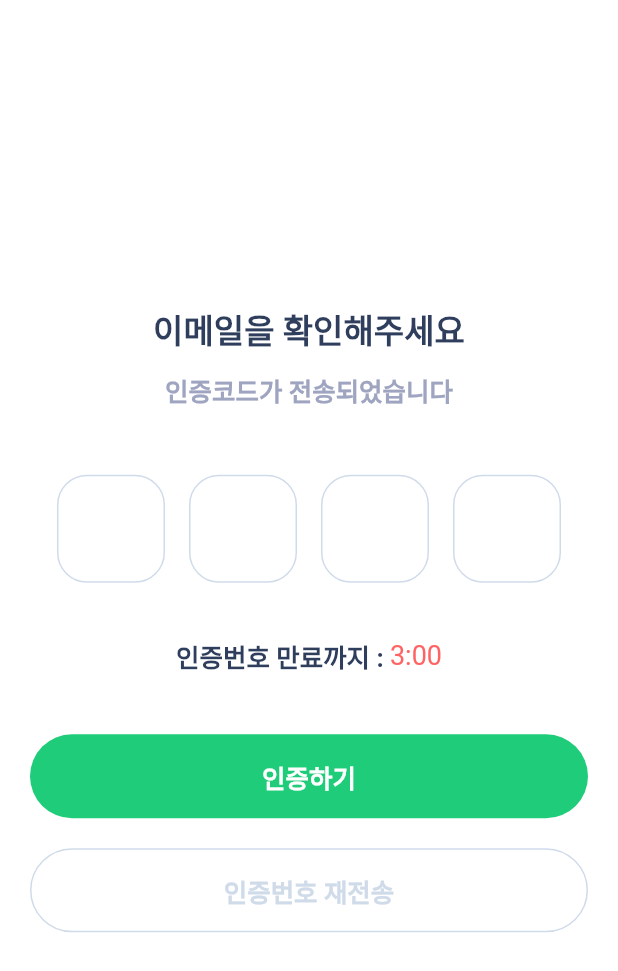
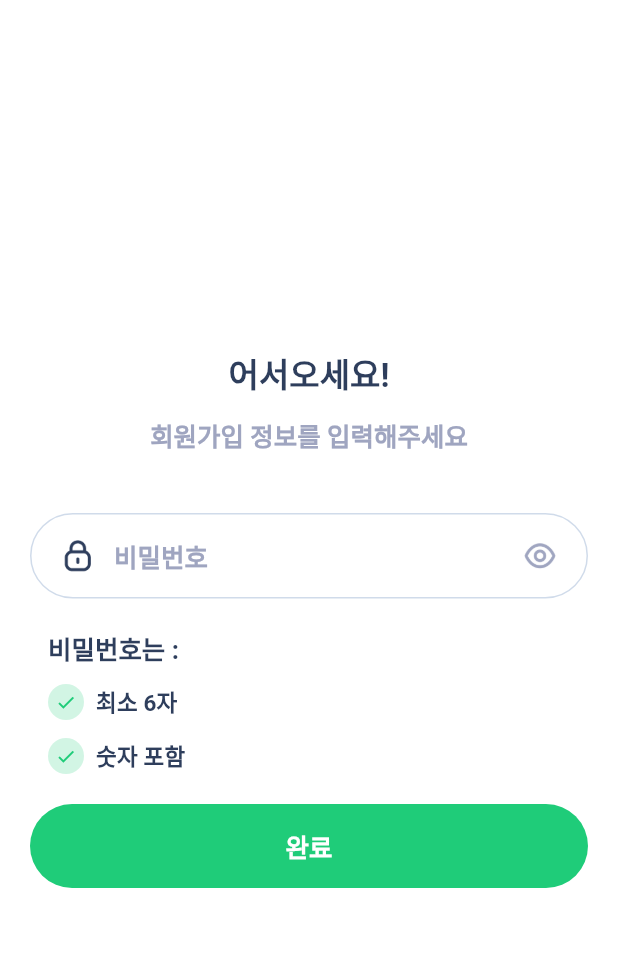
Before and after one commit to valtwo94/portfolio-cheflike, a Flutter app: the screen it shows after launch, on a phone screen of 412 x 824 dp. Shown: the top 971 px of the screen. Run offline on Flutter 3.47's test engine with Material 3 defaults, Android fonts, the light colour scheme and no system bars; drawn by our look-alikes of pinput; our stand-ins replace font_awesome_flutter, hexcolor, stop_watch_timer.

Commit message:
ui new_password & password_recovery & sign_up

```diff
--- a/lib/main.dart
+++ b/lib/main.dart
@@ -1,4 +1,6 @@
+import 'package:cheflike/pages/new_password.dart';
 import 'package:cheflike/pages/onboarding.dart';
+import 'package:cheflike/pages/password_recovery.dart';
 import 'package:cheflike/pages/sign_in.dart';
 import 'package:cheflike/pages/sign_up.dart';
 import 'package:cheflike/pages/verification_code.dart';
@@ -109,6 +111,6 @@
 class _WidgetTreeState extends State<WidgetTree> {
   @override
   Widget build(BuildContext context) {
-    return const VerificationCodePage();
+    return const NewPasswordPage();
   }
 }
--- a/lib/pages/new_password.dart
+++ b/lib/pages/new_password.dart
@@ -0,0 +1,102 @@
+import 'package:cheflike/widgets/buttons/google_login_button.dart';
+import 'package:cheflike/widgets/buttons/primary_button.dart';
+import 'package:flutter/material.dart';
+import 'package:hexcolor/hexcolor.dart';
+
+class NewPasswordPage extends StatefulWidget {
+  const NewPasswordPage({super.key});
+
+  @override
+  State<NewPasswordPage> createState() => _NewPasswordPageState();
+}
+
+class _NewPasswordPageState extends State<NewPasswordPage> {
+  bool _showPassword = false;
+
+  void onClickSuffixIcon (){
+    setState(() {
+      _showPassword = !_showPassword;
+    });
+  }
+
+
+  @override
+  Widget build(BuildContext context) {
+    return Scaffold(
+      body: GestureDetector(
+        onTap: () => FocusScope.of(context).unfocus(),
+        child: SingleChildScrollView(
+          child: SizedBox(
+            width: double.infinity,
+            height: MediaQuery.of(context).size.height - MediaQuery.of(context).viewInsets.bottom,
+            child: Column(
+              mainAxisAlignment: MainAxisAlignment.center,
+              children: [
+                Text('어서오세요!', style: Theme.of(context).primaryTextTheme.titleLarge),
+                const SizedBox(height: 12),
+                Text("회원가입 정보를 입력해주세요", style: Theme.of(context).textTheme.titleMedium
+                  ,),
+                const SizedBox(height: 40),
+                Padding(
+                  padding: const EdgeInsets.symmetric(horizontal: 20),
+                  child: Column(
+
+                    children: [
+                      TextField(
+                        style: Theme.of(context).primaryTextTheme.titleMedium,
+                        decoration: InputDecoration(
+                          contentPadding: const EdgeInsets.symmetric(horizontal: 32, vertical: 16),
+                          hintText: '비밀번호',
+                          prefixIcon: Padding(
+                              padding: const EdgeInsets.only(left: 20, right: 12),
+                              child: Image.asset('assets/images/Lock.png', width: 24, height: 24,)),
+                          suffixIcon: GestureDetector(
+                            onTap: onClickSuffixIcon,
+                            child: Padding(
+                                padding: const EdgeInsets.only(left: 12, right: 20),
+                                child: Image.asset('assets/images/Show.png', width: 24, height: 24,)),
+                          ),
+                        ),
+                        keyboardType: TextInputType.visiblePassword,
+                        obscureText: !_showPassword,
+                      ),
+                      const SizedBox(height: 20),
+                      Padding(
+                        padding: const EdgeInsets.symmetric(horizontal: 12),
+                        child: Column(
+                          mainAxisAlignment: MainAxisAlignment.start,
+                          crossAxisAlignment: CrossAxisAlignment.start,
+                          children: [
+                            Text('비밀번호는 : ', style: Theme.of(context).primaryTextTheme.titleMedium,),
+                            const SizedBox(height: 12,),
+                            Row(
+                              children: [
+                                CircleAvatar(radius: 12, backgroundColor: Theme.of(context).primaryColor.withOpacity(0.2), child: Icon(Icons.check, color: Theme.of(context).primaryColor, size: 14,),),
+                                const SizedBox(width: 8,),
+                                Text('최소 6자', style: Theme.of(context).primaryTextTheme.titleSmall,),
+                              ],
+                            ),
+                            const SizedBox(height: 12,),
+                            Row(
+                              children: [
+                                CircleAvatar(radius: 12, backgroundColor: Theme.of(context).primaryColor.withOpacity(0.2), child: Icon(Icons.check, color: Theme.of(context).primaryColor, size: 14,),),
+                                const SizedBox(width: 8,),
+                                Text('숫자 포함', style: Theme.of(context).primaryTextTheme.titleSmall,),
+                              ],
+                            ),
+                          ],
+                        ),
+                      ),
+                      const SizedBox(height: 20),
+                      PrimaryButton(onPressed: (){}, label: '완료', width: double.infinity,),
+                    ],
+                  ),
+                ),
+              ],
+            ),
+          ),
+        ),
+      ),
+    );
+  }
+}
```
Also changed, not shown: lib/pages/password_recovery.dart (+61 -0 lines), lib/pages/sign_up.dart (+4 -4 lines), 2 other files.
